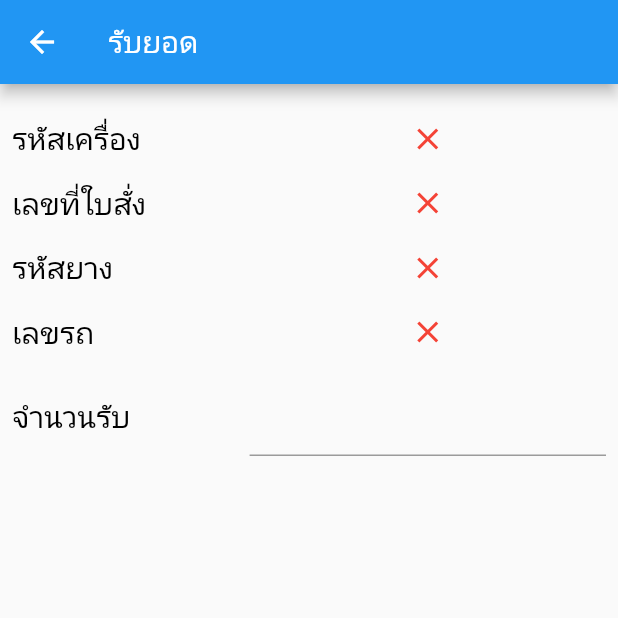
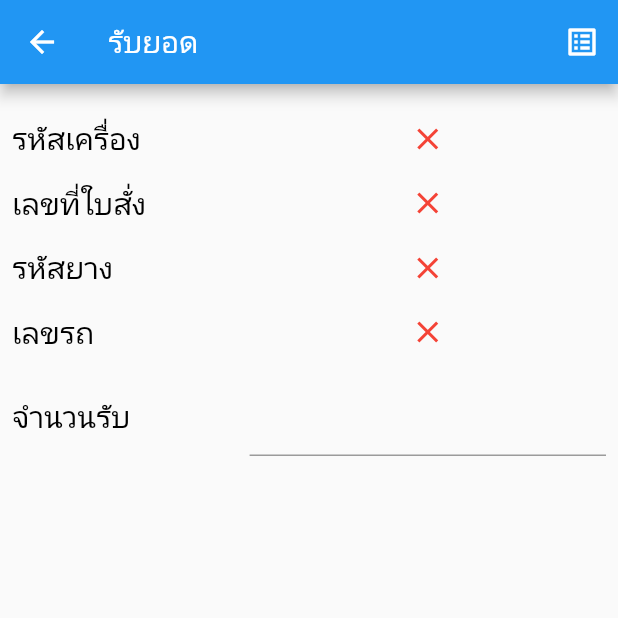
Before and after one commit to nirantarnoy/cic_production_app, a Flutter app: the ProdrecPage screen opened directly, on a phone screen of 412 x 824 dp, the top half of it. Run offline on Flutter 3.47's test engine with Material 2 defaults, Android fonts, the light colour scheme and no system bars; our stand-ins replace flutter_easyloading, flutter_local_notifications, get, hive, hive_flutter, shared_preferences; accounts and stored records are empty; Roboto replaces fonts that are missing (Kanit-Regular).

Commit message:
'update'

```diff
--- /dev/null
+++ b/lib/models/Worktranslist.dart
@@ -0,0 +1,10 @@
+class Worktranslist {
+  String? wo_no;
+  String? machine_no;
+  String? wagon_no;
+  String? item_no;
+  String? qty;
+
+  Worktranslist(
+      {this.wo_no, this.machine_no, this.wagon_no, this.item_no, this.qty});
+}
--- a/lib/pages/prodrec.dart
+++ b/lib/pages/prodrec.dart
@@ -3,6 +3,7 @@ import 'dart:async';
 import 'package:cic_production_pi/models/Machinemodel.dart';
 import 'package:cic_production_pi/models/ProdrecstatusModel.dart';
 import 'package:cic_production_pi/models/Prorecmodel.dart';
+import 'package:cic_production_pi/pages/worktrans.dart';
 import 'package:cic_production_pi/providers/machine.dart';
 import 'package:flutter/material.dart';
 import 'package:flutter/services.dart';
@@ -679,7 +680,18 @@ class _ProdrecPageState extends State<ProdrecPage> {
   Widget build(BuildContext context) {
     return Scaffold(
       resizeToAvoidBottomInset: false,
-      appBar: AppBar(title: Text('รับยอด')),
+      appBar: AppBar(
+        title: Text('รับยอด'),
+        actions: [
+          IconButton(
+              onPressed: () {
+                Navigator.of(context).push(MaterialPageRoute(
+                  builder: (context) => WorktransPage(),
+                ));
+              },
+              icon: Icon(Icons.list_alt_outlined)),
+        ],
+      ),
       body: Column(children: <Widget>[
         SizedBox(
           height: 15,
```
Also changed, not shown: lib/pages/worktrans.dart (added, +67 -0 lines), lib/providers/machine.dart (+59 -0 lines).
